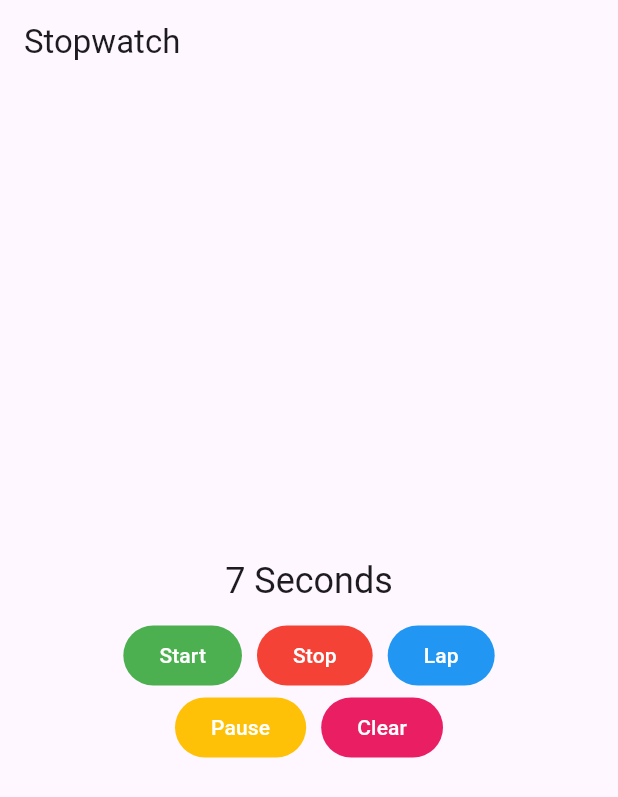
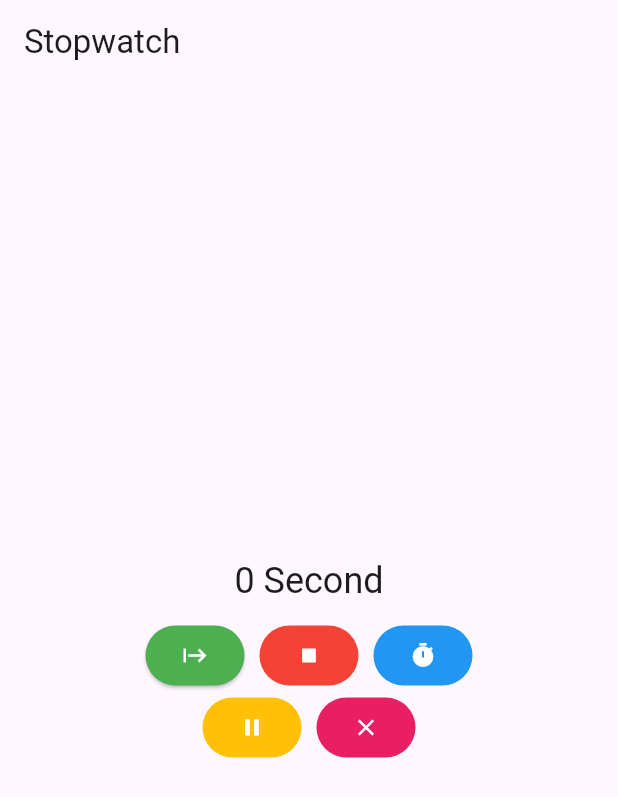
Before and after one commit to TechnologyGardening/fluttercebdivsion, a Flutter app: the screen it shows after launch, on a phone screen of 412 x 824 dp. Shown: the top 797 px of the screen. Run offline on Flutter 3.47's test engine with Material 3 defaults, Android fonts, the phone set to English and light mode, and no system bars.

Commit message:
stopwatch

```diff
--- a/lib/2207flutter/stopwatch.dart
+++ b/lib/2207flutter/stopwatch.dart
@@ -11,6 +11,7 @@ class Stopwatch extends StatefulWidget {
 class _StopwatchState extends State<Stopwatch> {
   int seconds = 0;
   late Timer timer;
+  bool isTicking = false;
   String _secondsTotext() => seconds <= 1 ? "Second" : "Seconds";
   @override
   Widget build(BuildContext context) {
@@ -38,39 +39,39 @@ class _StopwatchState extends State<Stopwatch> {
   }
 
   Row controlpanel() {
-    return const Row(
+    return Row(
       mainAxisAlignment: MainAxisAlignment.center,
       crossAxisAlignment: CrossAxisAlignment.center,
       children: [
         ElevatedButton(
-          onPressed: null,
-          style: ButtonStyle(
+          onPressed: isTicking ? null : _startTimer,
+          style: const ButtonStyle(
             backgroundColor: MaterialStatePropertyAll<Color>(Colors.green),
             foregroundColor: MaterialStatePropertyAll<Color>(Colors.white),
           ),
-          child: Text("Start"),
+          child: const Icon(Icons.start),
         ),
-        SizedBox(
+        const SizedBox(
           width: 10,
         ),
         ElevatedButton(
-          onPressed: null,
-          style: ButtonStyle(
+          onPressed: isTicking ? _stopTimer : null,
+          style: const ButtonStyle(
             backgroundColor: MaterialStatePropertyAll<Color>(Colors.red),
             foregroundColor: MaterialStatePropertyAll<Color>(Colors.white),
           ),
-          child: Text("Stop"),
+          child: const Icon(Icons.stop),
         ),
-        SizedBox(
+        const SizedBox(
           width: 10,
         ),
-        ElevatedButton(
+        const ElevatedButton(
           onPressed: null,
           style: ButtonStyle(
             backgroundColor: MaterialStatePropertyAll<Color>(Colors.blue),
             foregroundColor: MaterialStatePropertyAll<Color>(Colors.white),
           ),
-          child: Text("Lap"),
+          child: Icon(Icons.timer),
         ),
       ],
     );
@@ -87,7 +88,7 @@ class _StopwatchState extends State<Stopwatch> {
             backgroundColor: MaterialStatePropertyAll<Color>(Colors.amber),
             foregroundColor: MaterialStatePropertyAll<Color>(Colors.white),
           ),
-          child: Text("Pause"),
+          child: Icon(Icons.pause),
         ),
         SizedBox(
           width: 10,
@@ -98,7 +99,7 @@ class _StopwatchState extends State<Stopwatch> {
             backgroundColor: MaterialStatePropertyAll<Color>(Colors.pink),
             foregroundColor: MaterialStatePropertyAll<Color>(Colors.white),
           ),
-          child: Text("Clear"),
+          child: Icon(Icons.clear_outlined),
         ),
       ],
     );
@@ -107,11 +108,25 @@ class _StopwatchState extends State<Stopwatch> {
   @override
   void initState() {
     super.initState();
+  }
+
+  void _startTimer() {
     timer = Timer.periodic(
         const Duration(
           seconds: 1,
         ),
         _onTick);
+    setState(() {
+      isTicking = true;
+      seconds = 0;
+    });
+  }
+
+  void _stopTimer() {
+    timer.cancel();
+    setState(() {
+      isTicking = false;
+    });
   }
 
   void _onTick(Timer timer) {
```
